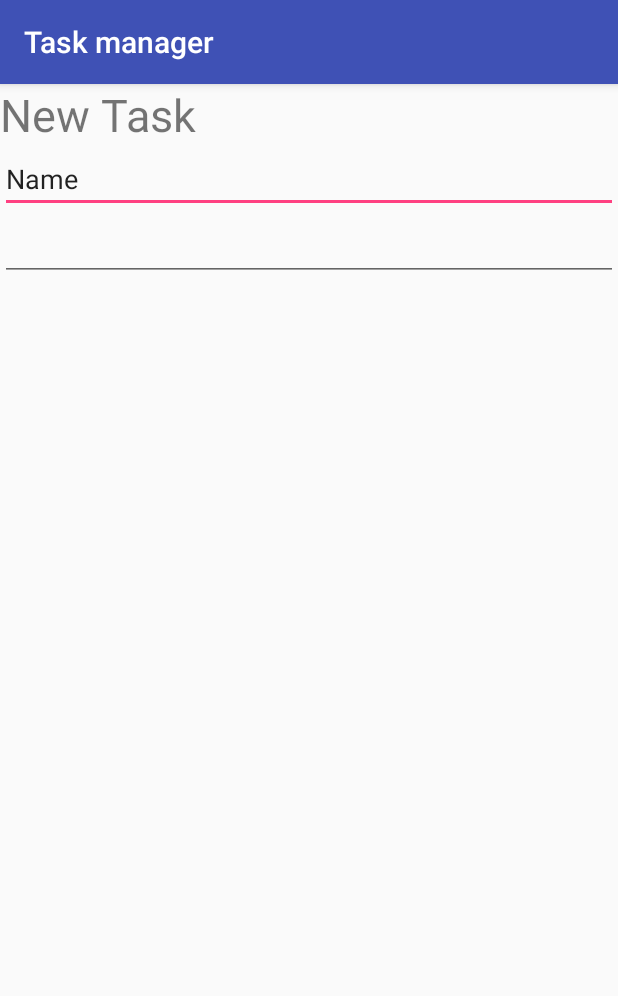
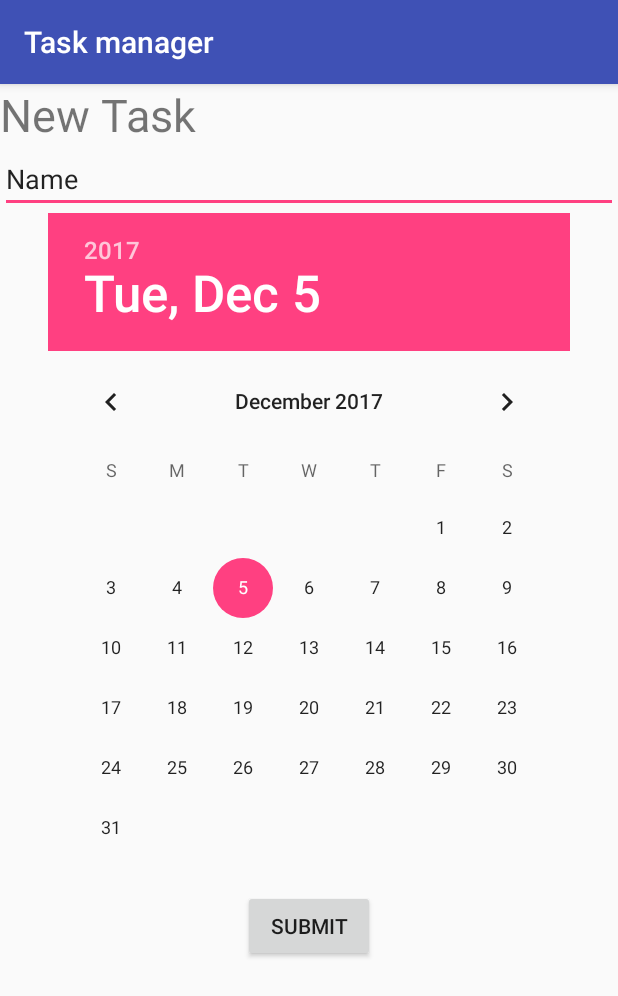
Before and after one commit to Kwakwaouaite/task_manager, an Android app: the CreateTaskActivity screen opened directly, with no data from a screen before it, on a phone screen of 412 x 824 dp. Shown: the top 996 px of the screen. Run offline under Robolectric (Android 15) with nearby library versions, the phone set to English and light mode, and no system bars.

Commit message:
add new task in dtb

```diff
--- a/Taskmanager/app/src/main/java/com/manzanart/albick/taskmanager/CreateTaskActivity.java
+++ b/Taskmanager/app/src/main/java/com/manzanart/albick/taskmanager/CreateTaskActivity.java
@@ -1,13 +1,20 @@
 package com.manzanart.albick.taskmanager;
 
+import android.content.Intent;
 import android.graphics.Color;
 import android.os.Bundle;
 import android.support.v7.app.AppCompatActivity;
+import android.view.View;
+import android.widget.Button;
+import android.widget.DatePicker;
+import android.widget.EditText;
 import android.widget.ListView;
 
 import java.util.ArrayList;
 import java.util.Calendar;
+import java.util.Date;
 import java.util.List;
+
 
 /**
  * Created by 4223 on 05/12/2017.
@@ -21,7 +28,34 @@ import java.util.List;
         protected void onCreate(Bundle savedInstanceState) {
             super.onCreate(savedInstanceState);
             setContentView(R.layout.add_task);
+            Button button = (Button) findViewById(R.id.submit);
+            final EditText name   = (EditText)findViewById(R.id.editText);
+            final Date date = getDateFromDatePicker((DatePicker)findViewById(R.id.datePicker));
 
+
+            button.setOnClickListener(new View.OnClickListener() {
+                @Override
+                public void onClick(View view) {
+                    Intent i = new Intent(view.getContext(), DisplayTask.class);
+                    i.putExtra("name", name.getText());
+                    i.putExtra("date", date);
+                    startActivity(i);
+                }
+            });
              }
+    /**
+     *
+     * @param datePicker
+     * @return a java.util.Date
+     */
+    public static java.util.Date getDateFromDatePicker(DatePicker datePicker){
+        int day = datePicker.getDayOfMonth();
+        int month = datePicker.getMonth();
+        int year =  datePicker.getYear();
 
+        Calendar calendar = Calendar.getInstance();
+        calendar.set(year, month, day);
+
+        return calendar.getTime();
     }
+    }
--- a/Taskmanager/app/src/main/res/layout/add_task.xml
+++ b/Taskmanager/app/src/main/res/layout/add_task.xml
@@ -6,8 +6,11 @@
         android:id="@+id/title_newTask"
         android:layout_width="wrap_content"
         android:layout_height="wrap_content"
+        android:layout_alignParentLeft="true"
+        android:layout_alignParentStart="true"
+        android:layout_alignParentTop="true"
         android:text="New Task"
-        android:textSize="30dp"/>
+        android:textSize="30dp" />
 
     <EditText
         android:layout_width="match_parent"
@@ -16,15 +19,21 @@
         android:layout_below="@id/title_newTask"
         android:id="@+id/editText" />
 
-    <EditText
-        android:id="@+id/editText2"
-        android:layout_width="match_parent"
+    <Button
+        android:id="@+id/submit"
+        android:layout_width="wrap_content"
         android:layout_height="wrap_content"
-        android:layout_alignParentLeft="true"
-        android:layout_alignParentStart="true"
+        android:layout_below="@+id/datePicker"
+        android:layout_centerHorizontal="true"
+        android:layout_marginTop="21dp"
+        android:text="submit" />
+
+    <DatePicker
+        android:id="@+id/datePicker"
+        android:layout_width="wrap_content"
+        android:layout_height="wrap_content"
         android:layout_below="@+id/editText"
-        android:ems="10"
-        android:inputType="date" />
+        android:layout_centerHorizontal="true" />
 
 
 </RelativeLayout>
```
Also changed, not shown: Taskmanager/app/src/main/java/com/manzanart/albick/taskmanager/DisplayTask.java (+15 -7 lines).
